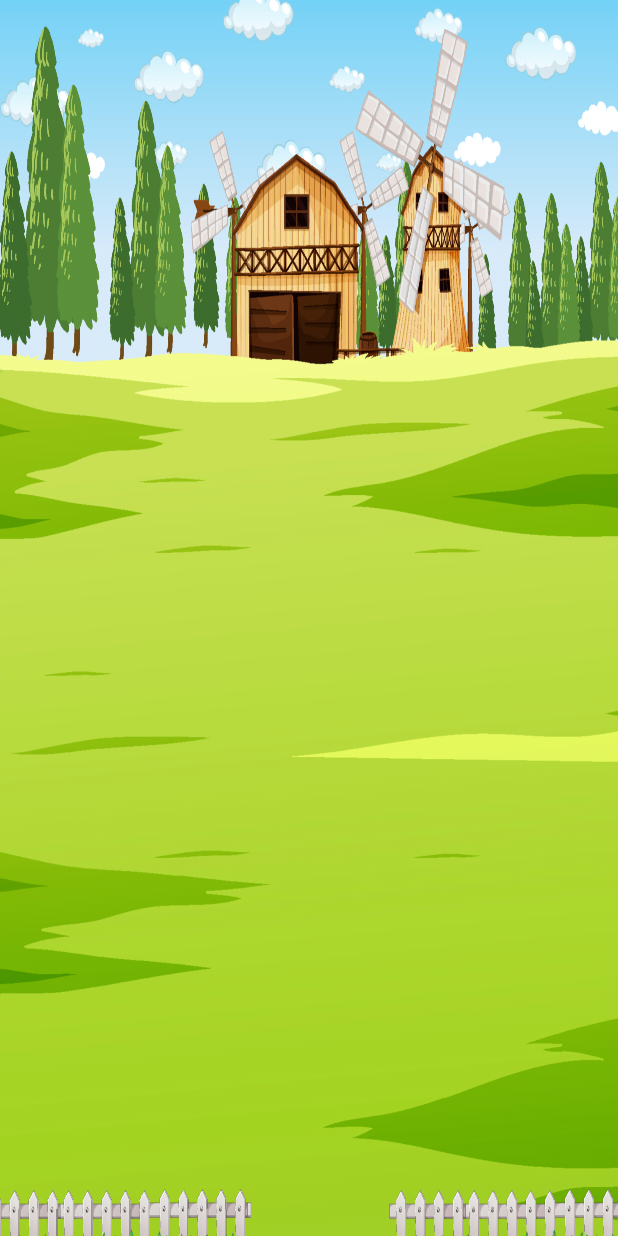
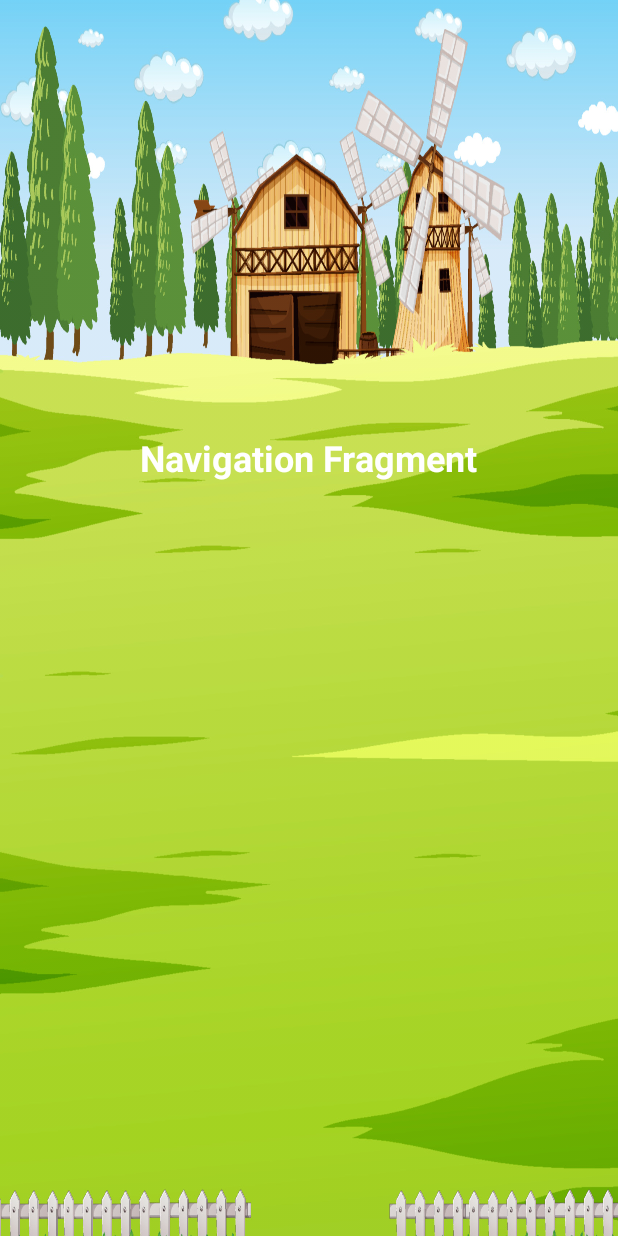
Before and after one commit to DevStar999/feed-the-animal, an Android app: the screen it shows after launch (MainActivity), on a phone screen of 412 x 824 dp. Run offline under Robolectric (Android 15) with nearby library versions, the phone set to English and light mode, and no system bars; our stand-ins replace AdMob.

Commit message:
Basic setup of homepage done

```diff
--- a/app/src/main/java/com/nerdcoredevelopment/inappbillingdemo/MainActivity.java
+++ b/app/src/main/java/com/nerdcoredevelopment/inappbillingdemo/MainActivity.java
@@ -10,8 +10,15 @@ import android.view.WindowManager;
 import androidx.appcompat.app.AppCompatActivity;
 import androidx.appcompat.app.AppCompatDelegate;
 
-public class MainActivity extends AppCompatActivity {
-    private void initialise() {}
+import com.nerdcoredevelopment.inappbillingdemo.fragment.NavigationFragment;
+
+public class MainActivity extends AppCompatActivity implements
+        NavigationFragment.OnNavigationFragmentInteractionListener {
+    private NavigationFragment navigationFragment;
+
+    private void initialise() {
+        navigationFragment = new NavigationFragment();
+    }
 
     @SuppressLint("SourceLockedOrientationActivity")
     @Override
@@ -46,6 +53,10 @@ public class MainActivity extends AppCompatActivity {
                 | View.SYSTEM_UI_FLAG_IMMERSIVE_STICKY);
 
         initialise();
+
+        getSupportFragmentManager().beginTransaction()
+                .replace(R.id.navigation_fragment_container, navigationFragment)
+                .commit();
     }
 
     @SuppressLint("SourceLockedOrientationActivity")
@@ -66,4 +77,15 @@ public class MainActivity extends AppCompatActivity {
                 | View.SYSTEM_UI_FLAG_LAYOUT_STABLE
                 | View.SYSTEM_UI_FLAG_IMMERSIVE_STICKY);
     }
+
+    @Override
+    public void onBackPressed() {
+        if (getSupportFragmentManager().getBackStackEntryCount() == 0) {
+            // Back button was pressed from activity, do nothing as we want to eliminate this option
+            // to exit from the homepage
+        } else {
+            // Back button was pressed from fragment
+            getSupportFragmentManager().popBackStack();
+        }
+    }
 }
--- /dev/null
+++ b/app/src/main/java/com/nerdcoredevelopment/inappbillingdemo/fragment/NavigationFragment.java
@@ -0,0 +1,60 @@
+package com.nerdcoredevelopment.inappbillingdemo.fragment;
+
+import android.content.Context;
+import android.os.Bundle;
+import android.view.LayoutInflater;
+import android.view.View;
+import android.view.ViewGroup;
+
+import androidx.fragment.app.Fragment;
+
+import com.nerdcoredevelopment.inappbillingdemo.R;
+
+public class NavigationFragment extends Fragment {
+    private OnNavigationFragmentInteractionListener mListener;
+
+    public NavigationFragment() {
+        // Required empty public constructor
+    }
+
+    @Override
+    public void onCreate(Bundle savedInstanceState) {
+        super.onCreate(savedInstanceState);
+    }
+
+    @Override
+    public View onCreateView(LayoutInflater inflater, ViewGroup container,
+                             Bundle savedInstanceState) {
+        requireActivity().getWindow().getDecorView()
+                .setSystemUiVisibility(View.SYSTEM_UI_FLAG_HIDE_NAVIGATION
+                        | View.SYSTEM_UI_FLAG_LAYOUT_HIDE_NAVIGATION
+                        | View.SYSTEM_UI_FLAG_FULLSCREEN
+                        | View.SYSTEM_UI_FLAG_LAYOUT_STABLE
+                        | View.SYSTEM_UI_FLAG_IMMERSIVE_STICKY);
+
+        View view = inflater.inflate(R.layout.fragment_navigation, container, false);
+
+        return view;
+    }
+
+    public interface OnNavigationFragmentInteractionListener {
+
+    }
+
+    @Override
+    public void onAttach(Context context) {
+        super.onAttach(context);
+        if (context instanceof OnNavigationFragmentInteractionListener) {
+            mListener = (OnNavigationFragmentInteractionListener) context;
+        } else {
+            throw new RuntimeException(context.toString()
+                    + " must implement OnFragmentInteractionListener");
+        }
+    }
+
+    @Override
+    public void onDetach() {
+        super.onDetach();
+        mListener = null;
+    }
+}
--- a/app/src/main/res/layout/activity_main.xml
+++ b/app/src/main/res/layout/activity_main.xml
@@ -17,4 +17,50 @@
         app:layout_constraintTop_toTopOf="parent"
         app:srcCompat="@drawable/barn_outdoor" />
 
+    <androidx.constraintlayout.widget.Guideline
+        android:id="@+id/vertical_guide_left_1"
+        android:layout_width="wrap_content"
+        android:layout_height="wrap_content"
+        android:orientation="vertical"
+        app:layout_constraintGuide_percent="0.10" />
+
+    <androidx.constraintlayout.widget.Guideline
+        android:id="@+id/vertical_guide_right_1"
+        android:layout_width="wrap_content"
+        android:layout_height="wrap_content"
+        android:orientation="vertical"
+        app:layout_constraintGuide_percent="0.90" />
+
+    <androidx.constraintlayout.widget.Guideline
+        android:id="@+id/horizontal_guide_top_1"
+        android:layout_width="wrap_content"
+        android:layout_height="wrap_content"
+        android:orientation="horizontal"
+        app:layout_constraintGuide_percent="0.35" />
+
+    <androidx.constraintlayout.widget.Guideline
+        android:id="@+id/horizontal_guide_bottom_1"
+        android:layout_width="wrap_content"
+        android:layout_height="wrap_content"
+        android:orientation="horizontal"
+        app:layout_constraintGuide_percent="0.85" />
+
+    <FrameLayout
+        android:id="@+id/navigation_fragment_container"
+        android:layout_width="0dp"
+        android:layout_height="0dp"
+        app:layout_constraintBottom_toBottomOf="@id/horizontal_guide_bottom_1"
+        app:layout_constraintEnd_toEndOf="@id/vertical_guide_right_1"
+        app:layout_constraintStart_toStartOf="@id/vertical_guide_left_1"
+        app:layout_constraintTop_toTopOf="@id/horizontal_guide_top_1" />
+
+    <FrameLayout
+        android:id="@+id/main_activity_full_screen_fragment_container"
+        android:layout_width="match_parent"
+        android:layout_height="match_parent"
+        app:layout_constraintBottom_toBottomOf="parent"
+        app:layout_constraintEnd_toEndOf="parent"
+        app:layout_constraintStart_toStartOf="parent"
+        app:layout_constraintTop_toTopOf="parent" />
+
 </androidx.constraintlayout.widget.ConstraintLayout>
--- /dev/null
+++ b/app/src/main/res/layout/fragment_navigation.xml
@@ -0,0 +1,21 @@
+<?xml version="1.0" encoding="utf-8"?>
+<LinearLayout xmlns:android="http://schemas.android.com/apk/res/android"
+    xmlns:app="http://schemas.android.com/apk/res-auto"
+    xmlns:tools="http://schemas.android.com/tools"
+    android:layout_width="match_parent"
+    android:layout_height="wrap_content"
+    android:orientation="vertical"
+    tools:context=".fragment.NavigationFragment">
+
+    <androidx.appcompat.widget.AppCompatTextView
+        android:id="@+id/temp_text_view"
+        android:layout_width="wrap_content"
+        android:layout_height="wrap_content"
+        android:layout_gravity="center"
+        android:text="Navigation Fragment"
+        android:textAlignment="center"
+        android:textColor="@color/white"
+        android:textSize="24sp"
+        android:textStyle="bold" />
+
+</LinearLayout>
```
